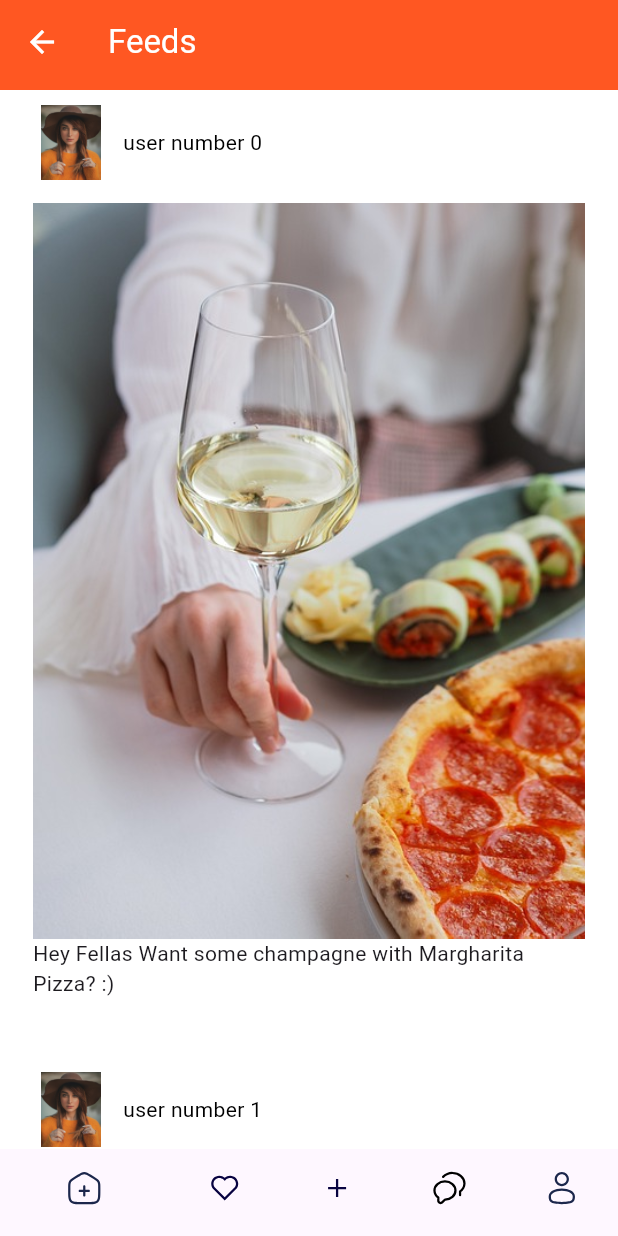
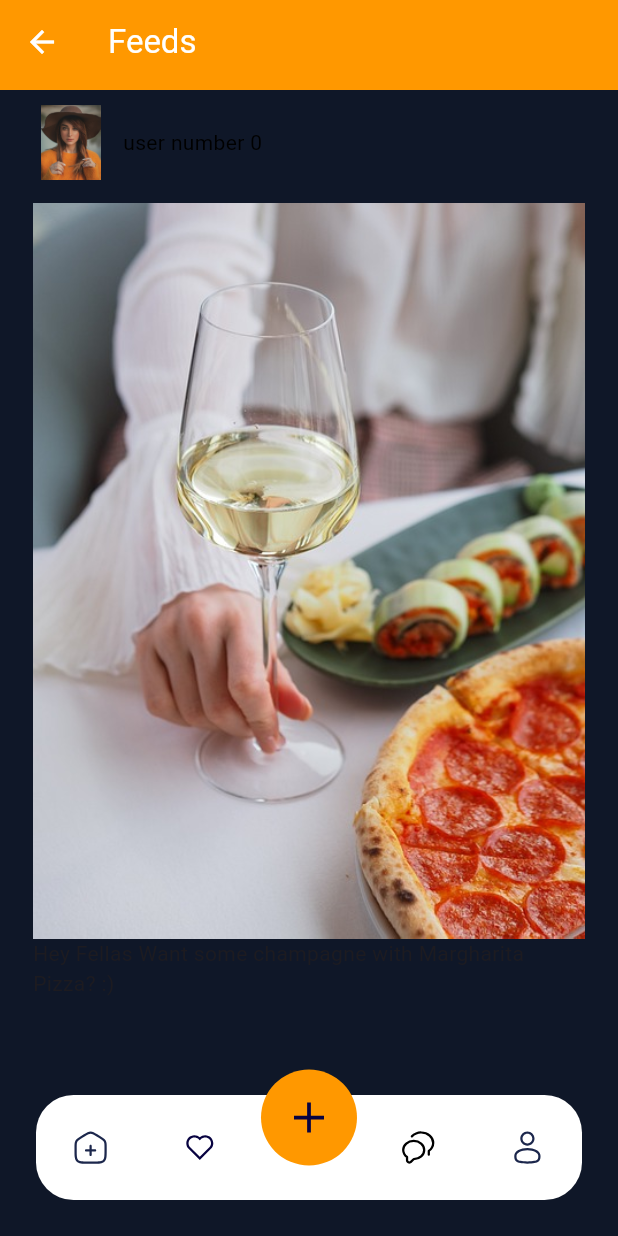
Before and after one commit to Kalyanisunil/my_flutter_app, a Flutter app: the screen it shows after launch, after a tap on "Login", on a phone screen of 412 x 824 dp. Run offline on Flutter 3.47's test engine with Material 3 defaults, Android fonts, the phone set to English and light mode, and no system bars; our stand-ins replace flutter_svg; Roboto replaces fonts that are missing (EBGaramond).

Commit message:
new changes to bottom navigation bar styles and app colors

```diff
--- a/lib/components/appbar.dart
+++ b/lib/components/appbar.dart
@@ -11,7 +11,7 @@ class Toolbar extends StatelessWidget implements PreferredSizeWidget {
   @override
   Widget build(BuildContext context) {
     return AppBar(
-      backgroundColor: Colors.deepOrange,
+      backgroundColor: Colors.orange,
       iconTheme: IconThemeData(color: Colors.white),
       title: Text(
         title,
--- a/lib/components/text_field.dart
+++ b/lib/components/text_field.dart
@@ -1,5 +1,5 @@
 import 'package:flutter/material.dart';
-import 'package:namer_app/styles/appcolor.dart';
+// import 'package:namer_app/styles/appcolor.dart';
 
 class AppTextField extends StatelessWidget {
   final String hint;
--- a/lib/main.dart
+++ b/lib/main.dart
@@ -10,7 +10,8 @@ class MyApp extends StatelessWidget {
   Widget build(BuildContext context) {
     return MaterialApp(
       theme: ThemeData(
-          scaffoldBackgroundColor: Colors.white, fontFamily: 'EBGaramond'),
+          scaffoldBackgroundColor: Color.fromARGB(255, 15, 23, 40),
+          fontFamily: 'EBGaramond'),
       initialRoute: AppRoute.login,
       routes: AppRoute.pages,
       debugShowCheckedModeBanner: false,
--- a/lib/pages/login_page.dart
+++ b/lib/pages/login_page.dart
@@ -22,7 +22,7 @@ class LoginPage extends StatelessWidget {
                 Text(
                   AppStrings.Hellowelcome,
                   style: TextStyle(
-                      color: AppColors.black,
+                      color: AppColors.white,
                       fontSize: 30,
                       fontWeight: FontWeight.w900,
                       fontFamily: ' EBGaramond'),
@@ -33,7 +33,7 @@ class LoginPage extends StatelessWidget {
                 Text(
                   " Login to Continue",
                   style: TextStyle(
-                      color: AppColors.black,
+                      color: AppColors.white,
                       fontSize: 15,
                       fontWeight: FontWeight.bold,
                       fontFamily: ' EBGaramond'),
@@ -45,6 +45,7 @@ class LoginPage extends StatelessWidget {
                 TextField(
                   decoration: InputDecoration(
                     hintText: "Username",
+                    label: Text("Username"),
                     hintStyle: TextStyle(color: AppColors.black),
                     fillColor: Color.fromARGB(114, 255, 255, 255),
                     filled: true,
@@ -59,6 +60,7 @@ class LoginPage extends StatelessWidget {
                 TextField(
                   decoration: InputDecoration(
                     hintText: "Password",
+                    label: Text("Password"),
                     hintStyle: TextStyle(color: AppColors.black),
                     fillColor: Color.fromARGB(114, 255, 255, 255),
                     filled: true,
@@ -76,7 +78,7 @@ class LoginPage extends StatelessWidget {
                     child: Text(
                       "forgot password",
                       style: TextStyle(
-                        color: AppColors.black,
+                        color: AppColors.white,
                       ),
                     ),
                   ),
@@ -97,7 +99,7 @@ class LoginPage extends StatelessWidget {
                       Navigator.of(context).pushNamed(AppRoute.main);
                     },
                     style: ElevatedButton.styleFrom(
-                        backgroundColor: Colors.red,
+                        backgroundColor: Colors.orange,
                         shape: RoundedRectangleBorder(
                             borderRadius: BorderRadius.circular(10))),
                     child: Text(
@@ -110,7 +112,7 @@ class LoginPage extends StatelessWidget {
                 Text(
                   " Or sign in with",
                   style: TextStyle(
-                      color: AppColors.black, fontWeight: FontWeight.w600),
+                      color: AppColors.white, fontWeight: FontWeight.w600),
                 ),
                 SizedBox(height: 10),
                 SizedBox(
@@ -170,7 +172,7 @@ class LoginPage extends StatelessWidget {
                     Text(
                       "Don't have an account?",
                       style: TextStyle(
-                          color: Colors.black, fontWeight: FontWeight.w500),
+                          color: Colors.white, fontWeight: FontWeight.w500),
                     ),
                     TextButton(
                       onPressed: () {
@@ -178,7 +180,7 @@ class LoginPage extends StatelessWidget {
                       },
                       child: Text(
                         "Sign up",
-                        style: TextStyle(color: Colors.deepOrange),
+                        style: TextStyle(color: Colors.orange),
                       ),
                     ),
                   ],
--- a/lib/pages/main_page.dart
+++ b/lib/pages/main_page.dart
@@ -1,4 +1,6 @@
+// import 'package:flutter/cupertino.dart';
 import 'package:flutter/material.dart';
+// import 'package:flutter/widgets.dart';
 import 'package:namer_app/pages/home_page.dart';
 import 'package:namer_app/pages/profile_page.dart';
 
@@ -14,46 +16,19 @@ class Main_page extends StatefulWidget {
 
 // ignore: camel_case_types
 class _Main_pageState extends State<Main_page> {
-  int currentIndex = 0;
+  // int currentIndex = 0;
+  menus currentIndex = menus.home;
   @override
   Widget build(BuildContext context) {
     return Scaffold(
-      body: pages[currentIndex],
-      bottomNavigationBar: ClipRRect(
-        child: BottomNavigationBar(
-          items: [
-            BottomNavigationBarItem(
-              icon: SvgPicture.asset('assets/svg/home.svg'),
-              label: 'home',
-            ),
-            BottomNavigationBarItem(
-              icon: SvgPicture.asset('assets/svg/favorite.svg'),
-              label: 'favorite',
-            ),
-            BottomNavigationBarItem(
-              icon: SvgPicture.asset('assets/svg/add.svg'),
-              label: 'add post',
-            ),
-            BottomNavigationBarItem(
-              icon: SvgPicture.asset('assets/svg/messages.svg'),
-              label: 'messages',
-            ),
-            BottomNavigationBarItem(
-              icon: SvgPicture.asset('assets/svg/user.svg'),
-              label: 'user',
-            ),
-          ],
-          currentIndex: currentIndex,
-          onTap: (index) {
-            setState(() {
-              currentIndex = index;
-            });
-          },
-          showSelectedLabels: false,
-          showUnselectedLabels: false,
-          backgroundColor: Colors.deepOrange,
-          fixedColor: Colors.deepOrange,
-        ),
+      body: pages[currentIndex.index],
+      bottomNavigationBar: MyBottomNavigation(
+        currentIndex: currentIndex.index,
+        onTap: (value) {
+          setState(() {
+            currentIndex = value;
+          });
+        },
       ),
     );
   }
@@ -72,3 +47,72 @@ class _Main_pageState extends State<Main_page> {
     ProfilePage(),
   ];
 }
+
+// ignore: camel_case_types
+enum menus { home, favorite, add, messages, user }
+
+class MyBottomNavigation extends StatelessWidget {
+  final int currentIndex;
+  final ValueChanged<menus> onTap;
+  const MyBottomNavigation({required this.currentIndex, required this.onTap});
+
+  @override
+  Widget build(BuildContext context) {
+    return Container(
+      height: 87,
+      margin: EdgeInsets.all(24),
+      child: Stack(
+        children: [
+          Positioned(
+            right: 0,
+            left: 0,
+            top: 17,
+            child: Container(
+              height: 70,
+              decoration: BoxDecoration(
+                  color: Colors.white,
+                  borderRadius: BorderRadius.all(Radius.circular(25))),
+              child: Row(
+                children: [
+                  Expanded(
+                      child: IconButton(
+                          onPressed: () => onTap(menus.home),
+                          icon: SvgPicture.asset("assets/svg/home.svg"))),
+                  Expanded(
+                      child: IconButton(
+                          onPressed: () => onTap(menus.favorite),
+                          icon: SvgPicture.asset("assets/svg/favorite.svg"))),
+                  Spacer(),
+                  Expanded(
+                      child: IconButton(
+                          onPressed: () => onTap(menus.messages),
+                          icon: SvgPicture.asset("assets/svg/messages.svg"))),
+                  Expanded(
+                      child: IconButton(
+                          onPressed: () => onTap(menus.user),
+                          icon: SvgPicture.asset("assets/svg/user.svg"))),
+                ],
+              ),
+            ),
+          ),
+          Positioned(
+            left: 0,
+            right: 0,
+            top: 0,
+            child: GestureDetector(
+              onTap: () => onTap(menus.add),
+              child: Container(
+                height: 64,
+                width: 64,
+                padding: EdgeInsets.all(12),
+                decoration:
+                    BoxDecoration(color: Colors.orange, shape: BoxShape.circle),
+                child: SvgPicture.asset("assets/svg/add.svg"),
+              ),
+            ),
+          )
+        ],
+      ),
+    );
+  }
+}
```
Also changed, not shown: lib/pages/profile_page.dart (+35 -8 lines).
